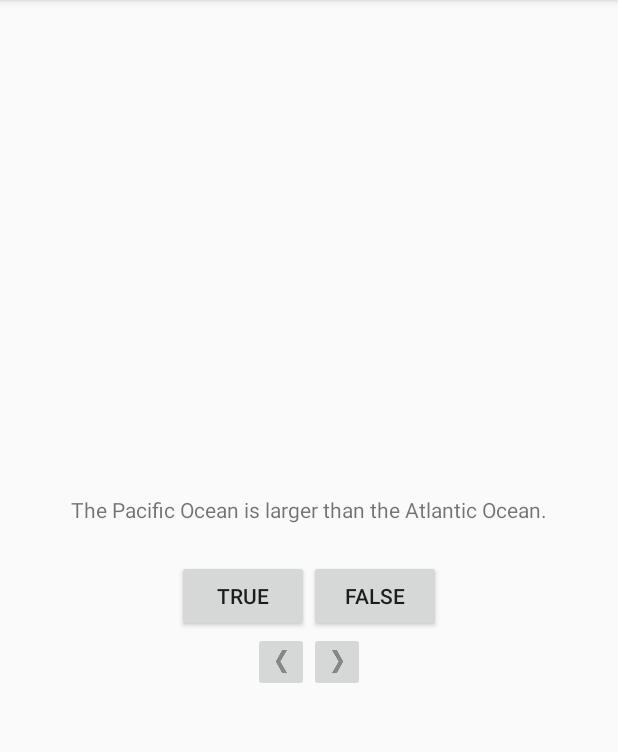
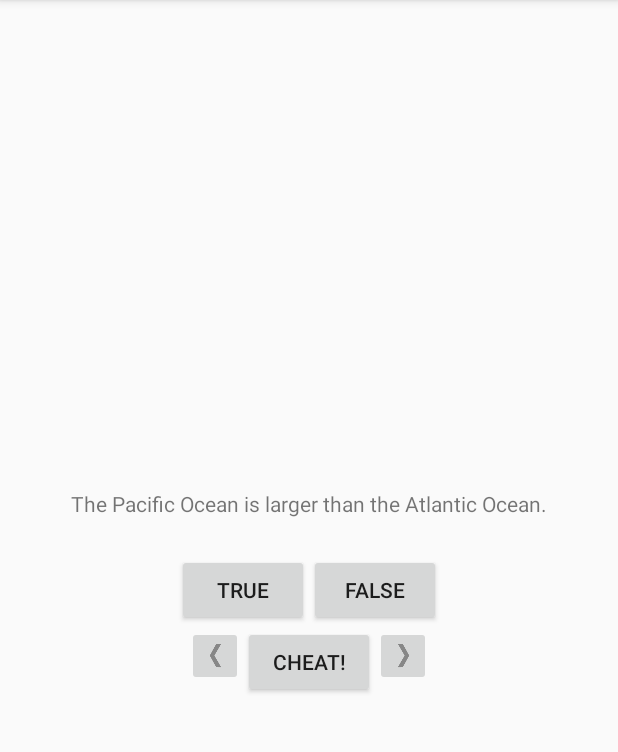
Before and after one commit to alexpereira/GeoQuiz, an Android app: the screen it shows after launch (MainActivity), after a tap on "TRUE", on a phone screen of 412 x 824 dp, the part 84-836 px from its top. Run offline under Robolectric (Android 15) with nearby library versions, the phone set to English and light mode, and no system bars.

Commit message:
challenges from chapter 5 and 6

```diff
--- a/app/build.gradle
+++ b/app/build.gradle
@@ -23,4 +23,5 @@ dependencies {
     compile fileTree(dir: 'libs', include: ['*.jar'])
     testCompile 'junit:junit:4.12'
     compile 'com.android.support:appcompat-v7:23.4.0'
+    compile 'com.android.support:design:23.4.0'
 }
--- a/app/src/main/java/com/alexpereira/www/helloworld/MainActivity.java
+++ b/app/src/main/java/com/alexpereira/www/helloworld/MainActivity.java
@@ -1,5 +1,7 @@
 package com.alexpereira.www.helloworld;
 
+import android.app.Activity;
+import android.content.Intent;
 import android.support.v7.app.AppCompatActivity;
 import android.os.Bundle;
 import android.util.Log;
@@ -9,16 +11,18 @@ import android.widget.ImageButton;
 import android.widget.TextView;
 import android.widget.Toast;
 
-// Sub-class of AppCompatActivity
 public class MainActivity extends AppCompatActivity {
 
 
     private static final String TAG = "QuizActivity";
     private static final String KEY_INDEX = "index";
+    private static final String CHEATER = "cheater";
+    private static final int REQUEST_CODE_CHEAT = 0;
 
     //Create a button variables
     private Button mTrueButton;
     private Button mFalseButton;
+    private Button mCheatButton;
 
     private ImageButton mNextButton;
     private ImageButton  mPreviousButton;
@@ -29,39 +33,36 @@ public class MainActivity extends AppCompatActivity {
         new Question(R.string.question_mideast, false),
         new Question(R.string.question_africa, false),
         new Question(R.string.question_americas, true),
-            new Question(R.string.question_asia, true),
+        new Question(R.string.question_asia, true)
     };
+
     private int mCurrentIndex = 0;
-
-
 
     private void updateQuestion() {
         int question = mQuestionBank[mCurrentIndex].getTextResId();
         mQuestionTextView.setText(question);
     }
 
+    private void checkAnswer(boolean userAnswer) {
+        boolean answer = mQuestionBank[mCurrentIndex].getAnswer();
+        int messageResId = 0;
 
-    private void checkAnswer(boolean userPressedTrue) {
-        boolean answerIsTrue = mQuestionBank[mCurrentIndex].isAnswerTrue();
-        int messageResId = 0;
-        if (userPressedTrue == answerIsTrue) {
+        if (mQuestionBank[mCurrentIndex].isCheater())
+            messageResId = R.string.judgment_toast;
+        else {
+            if (userAnswer == answer)
                 messageResId = R.string.correct_toast;
-        } else {
+            else
                 messageResId = R.string.incorrect_toast;
         }
-        Toast.makeText(this, messageResId, Toast.LENGTH_SHORT)
-                .show();
+        Toast.makeText(this, messageResId, Toast.LENGTH_SHORT).show();
     }
 
-    @Override // Overring the onCreate from AppCompatActivity
-                            //Bundle is a class
-                            //savedInstanceState is an instance of class Bundle
+    @Override
     protected void onCreate(Bundle savedInstanceState) {
-        // Sending the Bundle that we just got
-        super.onCreate(savedInstanceState); //Do this first so that settings happen first
-                       // Resource takes all of your info and assigns an ID to a task?
+
+        super.onCreate(savedInstanceState);
         setContentView(R.layout.activity_main);
-
 
         mQuestionTextView = (TextView) findViewById(R.id.question_text_view);
         int question = mQuestionBank[mCurrentIndex].getTextResId();
@@ -96,7 +97,6 @@ public class MainActivity extends AppCompatActivity {
 
         // CHALLENGES HOMEWORK
 
-
         //Challenge: Add a Listener to the TextView
         mQuestionTextView.setOnClickListener(new View.OnClickListener() {
             @Override
@@ -119,13 +119,32 @@ public class MainActivity extends AppCompatActivity {
                 updateQuestion();
             }
         });
+
+        mCheatButton = (Button)findViewById(R.id.cheat_button);
+        mCheatButton.setOnClickListener(new View.OnClickListener() {
+            @Override
+            public void onClick(View v) {
+                // Start CheatActivity
+                boolean answer = mQuestionBank[mCurrentIndex].getAnswer();
+                Intent i = CheatActivity.newIntent(MainActivity.this, answer);
+                startActivityForResult(i, REQUEST_CODE_CHEAT);
+            }
+        });
+
         if (savedInstanceState != null) {
             mCurrentIndex = savedInstanceState.getInt(KEY_INDEX, 0);
         }
         updateQuestion();
-
-        //Challenge: From Button to ImageButton
-        //See activity_main.xml
+    }
+    @Override
+    protected void onActivityResult(int requestCode, int resultCode, Intent data) {
+        if (resultCode != Activity.RESULT_OK)
+            return;
+        if (requestCode == REQUEST_CODE_CHEAT) {
+            if (data == null) {
+                return; }
+            mQuestionBank[mCurrentIndex].setCheater(true);
+        }
     }
     @Override
     public void onSaveInstanceState(Bundle savedInstanceState) {
--- a/app/src/main/java/com/alexpereira/www/helloworld/Question.java
+++ b/app/src/main/java/com/alexpereira/www/helloworld/Question.java
@@ -5,11 +5,12 @@ package com.alexpereira.www.helloworld;
  */
 public class Question {
     private int mTextResId;
-    private boolean mAnswerTrue;
+    private boolean mAnswer = false;
+    private boolean mIsCheater;
 
     public Question(int textResId, boolean answerTrue) {
         mTextResId = textResId;
-        mAnswerTrue = answerTrue;
+        mAnswer = answerTrue;
     }
 
 
@@ -21,12 +22,18 @@ public class Question {
         mTextResId = textResId;
     }
 
-    public boolean isAnswerTrue() {
-        return mAnswerTrue;
+    public boolean getAnswer() {
+        return mAnswer;
+    }
+    public boolean isCheater() {
+        return mIsCheater;
     }
 
-    public void setAnswerTrue(boolean answerTrue) {
-        mAnswerTrue = answerTrue;
+    public void setAnswerTrue(boolean answer) {
+        mAnswer = answer;
+    }
+    public void setCheater(boolean cheaterTrue) {
+        mIsCheater = cheaterTrue;
     }
 
 }
--- a/app/src/main/res/layout-land/activity_main.xml
+++ b/app/src/main/res/layout-land/activity_main.xml
@@ -34,6 +34,12 @@
         android:layout_width="wrap_content"
         android:layout_height="wrap_content"
         android:src="@drawable/arrow_left"/>
+    <Button
+        android:id="@+id/cheat_button"
+        android:layout_width="wrap_content"
+        android:layout_height="wrap_content"
+        android:layout_gravity="bottom|center"
+        android:text="@string/cheat_button" />
     <ImageButton
         android:id="@+id/next_button"
         android:layout_width="wrap_content"
--- a/app/src/main/res/layout/activity_main.xml
+++ b/app/src/main/res/layout/activity_main.xml
@@ -33,6 +33,11 @@
         android:layout_width="wrap_content"
         android:layout_height="wrap_content"
         android:src="@drawable/arrow_left"/>
+    <Button
+        android:id="@+id/cheat_button"
+        android:layout_width="wrap_content"
+        android:layout_height="wrap_content"
+        android:text="@string/cheat_button"/>
     <ImageButton
         android:id="@+id/next_button"
         android:layout_width="wrap_content"
--- /dev/null
+++ b/app/src/main/res/values-v21/styles.xml
@@ -0,0 +1,9 @@
+<resources>
+
+    <style name="AppTheme.NoActionBar">
+        <item name="windowActionBar">false</item>
+        <item name="windowNoTitle">true</item>
+        <item name="android:windowDrawsSystemBarBackgrounds">true</item>
+        <item name="android:statusBarColor">@android:color/transparent</item>
+    </style>
+</resources>
--- a/app/src/main/res/values/dimens.xml
+++ b/app/src/main/res/values/dimens.xml
@@ -2,4 +2,5 @@
     <!-- Default screen margins, per the Android Design guidelines. -->
     <dimen name="activity_horizontal_margin">16dp</dimen>
     <dimen name="activity_vertical_margin">16dp</dimen>
+    <dimen name="fab_margin">16dp</dimen>
 </resources>
--- a/app/src/main/res/values/strings.xml
+++ b/app/src/main/res/values/strings.xml
@@ -1,18 +1,22 @@
 <resources>
+    <string name="API_level"></string>
     <string name="app_name">Hello World</string>
     <string name="true_button">True</string>
     <string name="false_button">False</string>
     <string name="correct_toast">Correct!</string>
     <string name="incorrect_toast">Incorrect!</string>
     <string name="next_button">Next</string>
+    <string name="cheat_button">Cheat!</string>
     <string name="previous_button">Previous</string>
-    <string name="question_oceans">The Pacific Ocean is larger than
-    the Atlantic Ocean.</string>
-  <string name="question_mideast">The Suez Canal connects the Red Sea
-    and the Indian Ocean.</string>
+    <string name="show_answer_button">Show Answer!</string>
+    <string name="question_oceans">The Pacific Ocean is larger than the Atlantic Ocean.</string>
+    <string name="question_mideast">The Suez Canal connects the Red Sea and the Indian Ocean.</string>
     <string name="question_africa">The source of the Nile River is in Egypt.</string>
-  <string name="question_americas">The Amazon River is the longest river
-    in the Americas.</string>
-  <string name="question_asia">Lake Baikal is the world\'s oldest and deepest
-    freshwater lake.</string>
+    <string name="question_americas">The Amazon River is the longest river in the Americas.</string>
+    <string name="question_asia">Lake Baikal is the world\'s oldest and deepest freshwater lake.</string>
+    <string name="title_activity_cheat">Cheat</string>
+
+
+    <string name="warning_text">Are you sure you want to do this?</string>
+    <string name="judgment_toast">Cheating is wrong.</string>
 </resources>
--- a/app/src/main/res/values/styles.xml
+++ b/app/src/main/res/values/styles.xml
@@ -8,4 +8,13 @@
         <item name="colorAccent">@color/colorAccent</item>
     </style>
 
+    <style name="AppTheme.NoActionBar">
+        <item name="windowActionBar">false</item>
+        <item name="windowNoTitle">true</item>
+    </style>
+
+    <style name="AppTheme.AppBarOverlay" parent="ThemeOverlay.AppCompat.Dark.ActionBar"/>
+
+    <style name="AppTheme.PopupOverlay" parent="ThemeOverlay.AppCompat.Light"/>
+
 </resources>
```
Also changed, not shown: app/src/main/AndroidManifest.xml (+8 -3 lines), app/src/main/java/com/alexpereira/www/helloworld/CheatActivity.java (added, +108 -0 lines), app/src/main/res/layout/activity_cheat.xml (added, +31 -0 lines), app/src/main/res/layout/content_cheat.xml (added, +16 -0 lines). Lines whose indentation alone changed are shown as unchanged.
